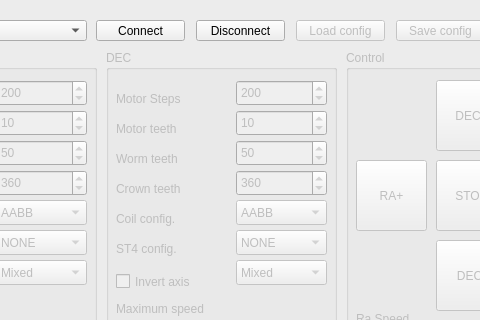
First picture: the form in mainwindow.ui, repository ahp-electronics/gt-configurator, before the edit; both pictures show x 154 to 634 and y 0 to 320 of the 1100 by 571 pixel window.
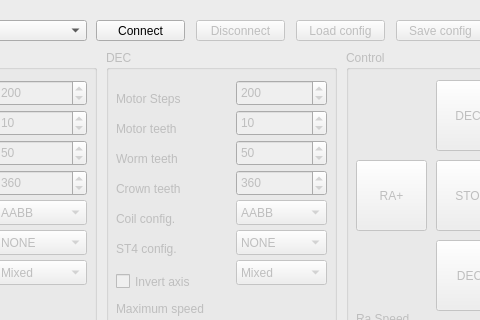
Second picture: the form after the edit.

Commit message: disable disconnect at startup

Diff of the .ui file:
```diff
--- a/mainwindow.ui
+++ b/mainwindow.ui
@@ -1759,6 +1759,9 @@
      </widget>
     </widget>
     <widget class="QPushButton" name="Disconnect">
+     <property name="enabled">
+      <bool>false</bool>
+     </property>
      <property name="geometry">
       <rect>
        <x>340</x>
```
